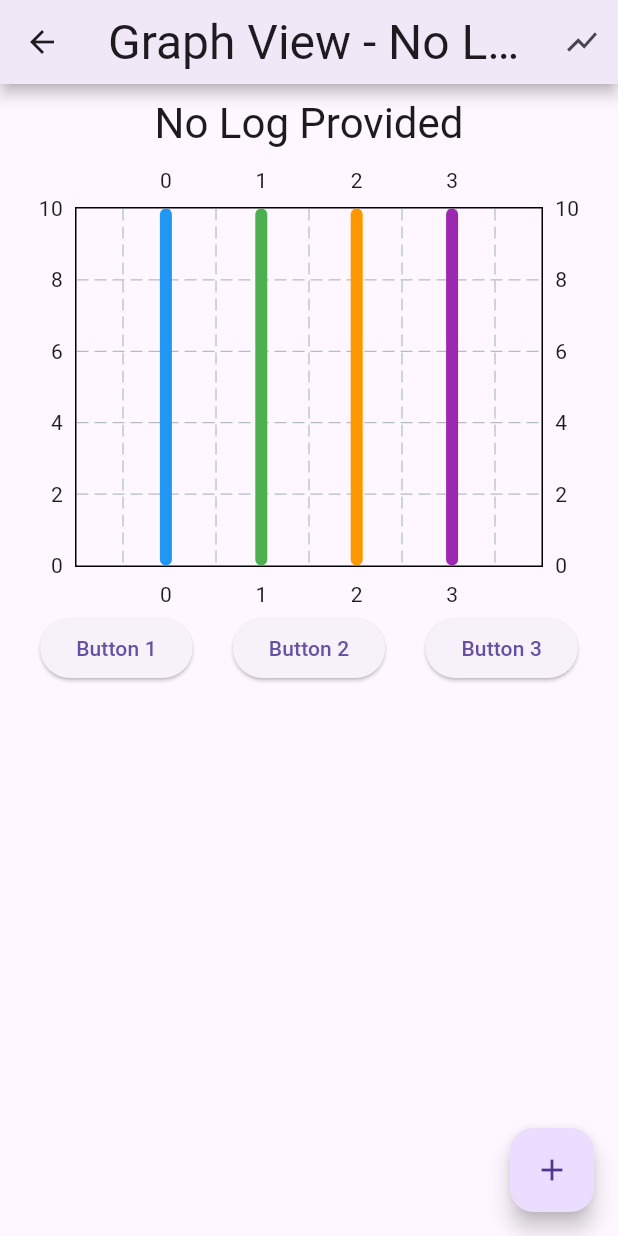
After one commit to NateWright/log_it, a Flutter app: the GraphView screen opened by its route, on a phone screen of 412 x 824 dp. The commit adds this screen. Run offline on Flutter 3.47's test engine with Material 3 defaults, Android fonts, the phone set to English and light mode, and no system bars; drawn by our look-alikes of fl_chart; our stand-ins replace flutter_local_notifications, sqflite, sqflite_common_ffi, timezone; missing offline and left inert: no_context_navigation; accounts and stored records are empty; generated files the repository leaves out were written again; statements that could not run were skipped.

Commit message:
Graph_View Page created
Moved graph to its own page, so it can be modified in a stateful widget instead of reworking the log_view class.  Has 3 placeholder buttons for graph customization later, havent implemented log data still using placeholder data, and can swap between line and bar chart using the top right button.

```diff
--- a/lib/src/app.dart
+++ b/lib/src/app.dart
@@ -4,6 +4,8 @@ import 'package:flutter_localizations/flutter_localizations.dart';
 import 'package:log_it/src/log_feature/Dashboard/dashboard_view.dart';
 import 'package:log_it/src/log_feature/LogView/log_view.dart';
 import 'package:no_context_navigation/no_context_navigation.dart';
+import 'package:log_it/src/log_feature/LogView/graph_view.dart';
+import 'package:log_it/src/log_feature/log.dart';
 
 import 'log_feature/CreateForm/log_create_form.dart';
 import 'settings/settings_controller.dart';
@@ -81,6 +83,9 @@ class MyApp extends StatelessWidget {
                     return const LogCreateFormPage();
                   case LogView.routeName:
                     return const LogView();
+                  case GraphView.routeName:
+                  final log = routeSettings.arguments as Log?;
+                  return GraphView(log: log);
                   default:
                     throw UnimplementedError('No page for route');
                 }
--- /dev/null
+++ b/lib/src/log_feature/LogView/graph_view.dart
@@ -0,0 +1,156 @@
+import 'package:flutter/material.dart';
+import 'package:flutter/services.dart';
+import 'package:log_it/src/components/form_date_picker.dart';
+import 'package:log_it/src/components/form_time_picker.dart';
+import 'package:log_it/src/log_feature/CreateForm/log_create_form.dart';
+import 'package:log_it/src/log_feature/LogView/log_data_view.dart';
+import 'package:log_it/src/log_feature/log.dart';
+import 'package:log_it/src/log_feature/log_provider.dart';
+import 'package:log_it/src/log_feature/numeric.dart';
+import 'package:provider/provider.dart';
+import 'package:fl_chart/fl_chart.dart';
+
+
+class GraphView extends StatefulWidget {
+  static const routeName = '/graph_view';
+  final Log? log;
+
+  GraphView({Key? key, required this.log}) : super(key: key);
+
+  @override
+  GraphViewState createState() => GraphViewState();
+}
+
+class GraphViewState extends State<GraphView> {
+   bool isBarGraph = true; // Set to false for line graph
+
+  @override
+  Widget build(BuildContext context) {
+    final theme = Theme.of(context);
+
+    return Scaffold(
+      appBar: AppBar(
+        elevation: 4,
+        shadowColor: theme.shadowColor,
+        title: Text(
+          'Graph View - ${widget.log?.title ?? 'No Log Provided'}',
+          style: theme.textTheme.headlineLarge,
+        ),
+        centerTitle: true,
+        actions: [
+          IconButton(
+            icon: Icon(
+              isBarGraph ? Icons.show_chart : Icons.bar_chart,
+            ),
+            onPressed: () {
+              setState(() {
+                isBarGraph = !isBarGraph;
+              });
+            },
+          ),
+        ],
+      ),
+      body: SingleChildScrollView(
+        child: Column(
+          mainAxisAlignment: MainAxisAlignment.center,
+          crossAxisAlignment: CrossAxisAlignment.center,
+          children: [
+             Padding(
+              padding: const EdgeInsets.all(8.0),
+              child: Text(
+                widget.log?.title ?? 'No Log Provided',
+                style: theme.textTheme.headlineMedium,
+              ),
+            ),
+            // Toggle between BarChart and LineChart based on isBarGraph
+            SizedBox(
+              width: 400,
+              height: 300,
+              child: isBarGraph ?
+                 BarChart(
+                    BarChartData(
+                      barGroups: [
+                        BarChartGroupData(x: 0, barsSpace: 8, barRods: [
+                          BarChartRodData(
+                            toY: 10,
+                            color: Colors.blue,
+                          ),
+                        ]),
+                        BarChartGroupData(x: 1, barsSpace: 8, barRods: [
+                          BarChartRodData(
+                            toY: 10,
+                            color: Colors.green,
+                          ),
+                        ]),
+                        BarChartGroupData(x: 2, barsSpace: 8, barRods: [
+                          BarChartRodData(
+                            toY: 10,
+                            color: Colors.orange,
+                          ),
+                        ]),
+                        BarChartGroupData(x: 3, barsSpace: 8, barRods: [
+                          BarChartRodData(
+                            toY: 10,
+                            color: Colors.purple,
+                          ),
+                        ]),
+                      ],
+                    ),
+                  )
+                : LineChart(
+                    LineChartData(
+                      titlesData: FlTitlesData(show: true),
+                      lineBarsData: [
+                        LineChartBarData(
+                          spots: [
+                            FlSpot(0, 5),
+                            FlSpot(1, 3),
+                            FlSpot(2, 7),
+                            FlSpot(3, 4),
+                          ],
+                          color: Colors.red,
+                        ),
+                      ],
+                    ),
+                  ),
+            ),
+             Row(
+                mainAxisAlignment: MainAxisAlignment.spaceEvenly,
+                children: [
+                  ElevatedButton(
+                    onPressed: () {
+                      // Placeholder implementation
+                      print('Button 1 Pressed');
+                    },
+                    child: Text('Button 1'),
+                  ),
+                  ElevatedButton(
+                    onPressed: () {
+                      // Placeholder implementation
+                      print('Button 2 Pressed');
+                    },
+                    child: Text('Button 2'),
+                  ),
+                  ElevatedButton(
+                    onPressed: () {
+                      // Placeholder implementation
+                      print('Button 3 Pressed');
+                    },
+                    child: Text('Button 3'),
+                  ),
+          ],
+        ),
+      ],
+      ),
+    ),
+     floatingActionButtonLocation: FloatingActionButtonLocation.endFloat,
+      floatingActionButton: FloatingActionButton(
+        onPressed: () {
+          // Implement any action for the floating action button if needed
+        },
+        tooltip: 'Action',
+        child: const Icon(Icons.add),
+      ),
+    );
+  }
+}
--- a/lib/src/log_feature/LogView/log_view.dart
+++ b/lib/src/log_feature/LogView/log_view.dart
@@ -4,11 +4,11 @@ import 'package:log_it/src/components/form_date_picker.dart';
 import 'package:log_it/src/components/form_time_picker.dart';
 import 'package:log_it/src/log_feature/CreateForm/log_create_form.dart';
 import 'package:log_it/src/log_feature/LogView/log_data_view.dart';
+import 'package:log_it/src/log_feature/LogView/graph_view.dart';
 import 'package:log_it/src/log_feature/log.dart';
 import 'package:log_it/src/log_feature/log_provider.dart';
 import 'package:log_it/src/log_feature/numeric.dart';
 import 'package:provider/provider.dart';
-import 'package:fl_chart/fl_chart.dart';
 
 enum SettingsOptions { delete }
 
@@ -87,33 +87,17 @@ class LogView extends StatelessWidget {
               Column(
                 crossAxisAlignment: CrossAxisAlignment.center,
                 children: [
-                  SizedBox(
-                      width: 400,
-                      height: 300,
-                      child: FutureBuilder(
-                        future: value.getDataNumeric(log),
-                        builder: (context, snapshot) {
-                          if (snapshot.connectionState !=
-                              ConnectionState.done) {
-                            return const CircularProgressIndicator();
-                          }
-                          return LineChart(
-                            LineChartData(
-                              lineBarsData: [
-                                LineChartBarData(
-                                  isCurved: true,
-                                  barWidth: 3,
-                                  spots: [
-                                    for (final (index, n)
-                                        in snapshot.data!.indexed)
-                                      FlSpot(index.toDouble(), n.data),
-                                  ],
-                                ),
-                              ],
-                            ),
-                          );
-                        },
-                      )),
+                  ElevatedButton(
+                    onPressed: () {
+                      Navigator.push(
+                        context,
+                        MaterialPageRoute(
+                          builder: (context) => GraphView(log: log),
+                        ),
+                      );
+                    },
+                    child: const Text('View Graph'),
+                  ),
                   ElevatedButton(
                     onPressed: () {
                       Navigator.push(
```
